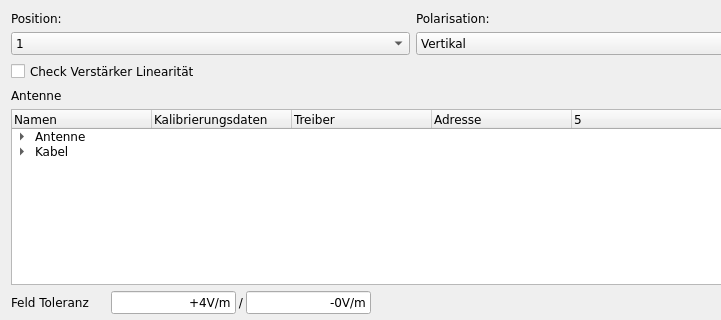
First picture: the form in gui/uifiles/KalibierungEinstellen.ui, repository mengze21/Development-of-an-EMC-test-software, before the edit; both pictures show x 0 to 721 and y 0 to 320 of the 826 by 621 pixel window.
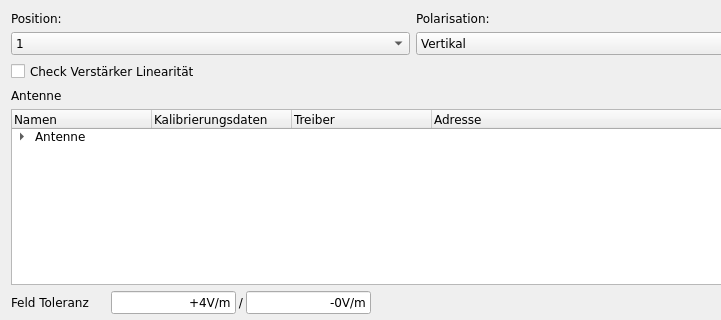
Second picture: the form after the edit.

Diff of the .ui file:
```diff
--- a/gui/uifiles/KalibierungEinstellen.ui
+++ b/gui/uifiles/KalibierungEinstellen.ui
@@ -114,7 +114,7 @@
         </font>
        </property>
        <property name="columnCount">
-        <number>5</number>
+        <number>4</number>
        </property>
        <attribute name="headerVisible">
         <bool>true</bool>
@@ -148,11 +148,6 @@
          <string>Adresse</string>
         </property>
        </column>
-       <column>
-        <property name="text">
-         <string notr="true">5</string>
-        </property>
-       </column>
        <item>
         <property name="text">
          <string>Antenne</string>
@@ -170,13 +165,6 @@
          <property name="text">
           <string/>
          </property>
-        </item>
-       </item>
-       <item>
-        <property name="text">
-         <string>Kabel</string>
-        </property>
-        <item>
          <property name="text">
           <string>LMK11</string>
          </property>
```
Left out of the diff: 11 changed lines with no effect on the pictures.
